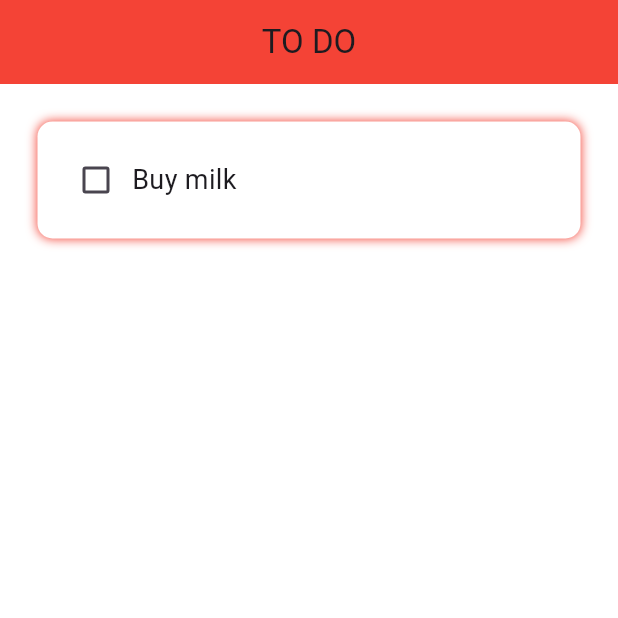
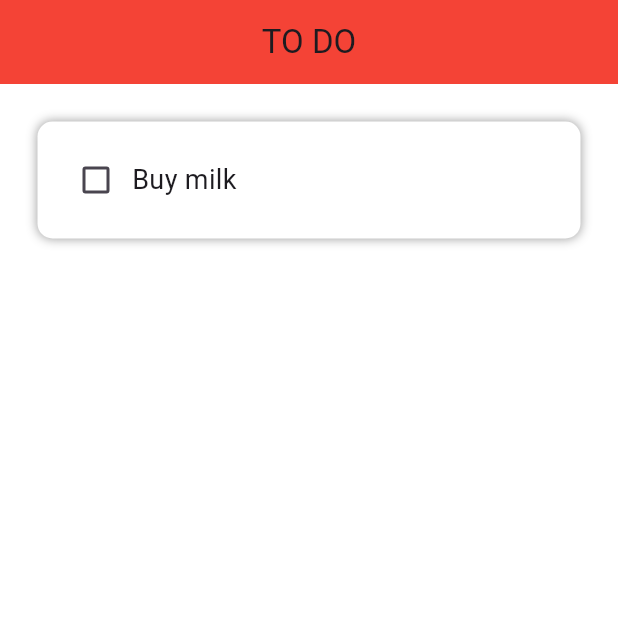
Before and after one commit to CharaD7/bas_flut, a Flutter app: the screen it shows after launch, on a phone screen of 412 x 824 dp, the top half of it. Run offline on Flutter 3.47's test engine with Material 3 defaults, Android fonts, the light colour scheme and no system bars.

Commit message:
Added variable declarations

```diff
--- a/lib/util/todo_tile.dart
+++ b/lib/util/todo_tile.dart
@@ -1,7 +1,16 @@
 import 'package:flutter/material.dart';
 
 class TodoTile extends StatelessWidget {
-  const TodoTile({super.key});
+  final String title;
+  final bool isChecked;
+  Function(bool?)? onChanged;
+
+  TodoTile({
+    super.key,
+    this.title = '',
+    this.isChecked = false,
+    this.onChanged,
+  });
 
   @override
   Widget build(BuildContext context) {
@@ -9,6 +18,16 @@ class TodoTile extends StatelessWidget {
       padding: const EdgeInsets.all(25.0),
       child: Container(
         padding: const EdgeInsets.all(15.0),
+        decoration: BoxDecoration(
+          color: Colors.white,
+          borderRadius: BorderRadius.circular(10.0),
+          boxShadow: const [
+            BoxShadow(
+              color: Colors.grey,
+              blurRadius: 5.0,
+            ),
+          ],
+        ),
         child: Row(
           children: [
             // Checkbox
@@ -18,22 +37,12 @@ class TodoTile extends StatelessWidget {
             ),
 
             // Text
-            Text(
+            const Text(
               'Buy milk',
-              style: const TextStyle(
+              style: TextStyle(
                 fontSize: 18.0,
                 decoration: TextDecoration.none,
               ),
-            ),
-          ],
-        ),
-        decoration: BoxDecoration(
-          color: Colors.white,
-          borderRadius: BorderRadius.circular(10.0),
-          boxShadow: [
-            BoxShadow(
-              color: Colors.red[500],
-              blurRadius: 5.0,
             ),
           ],
         ),
```
